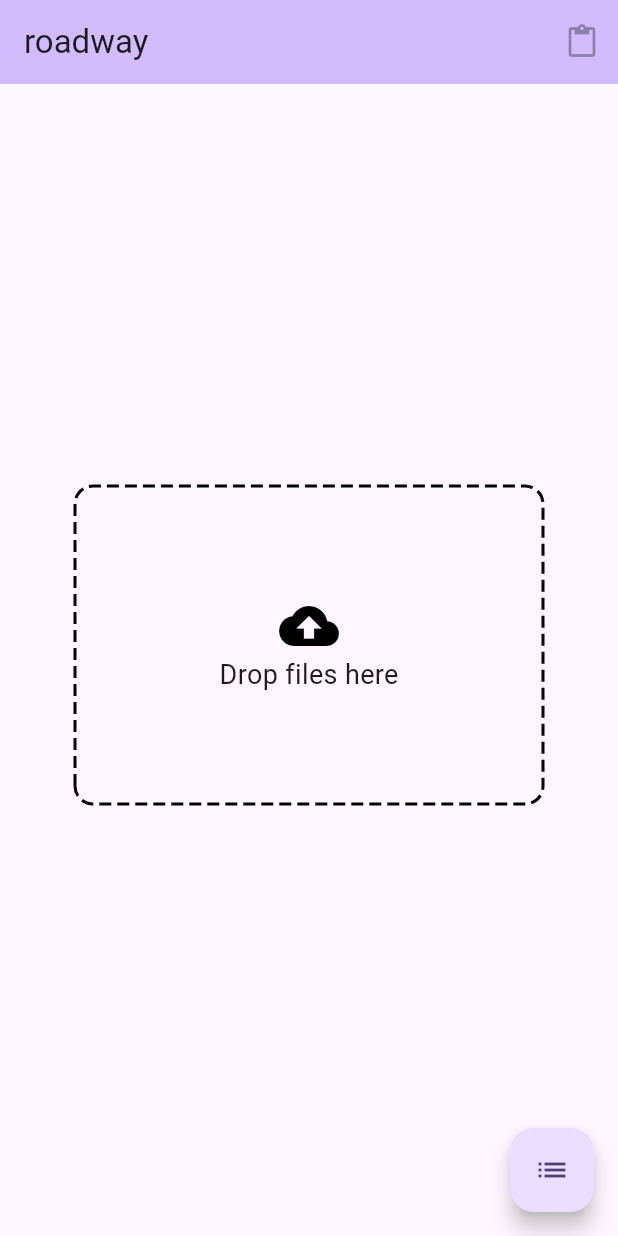
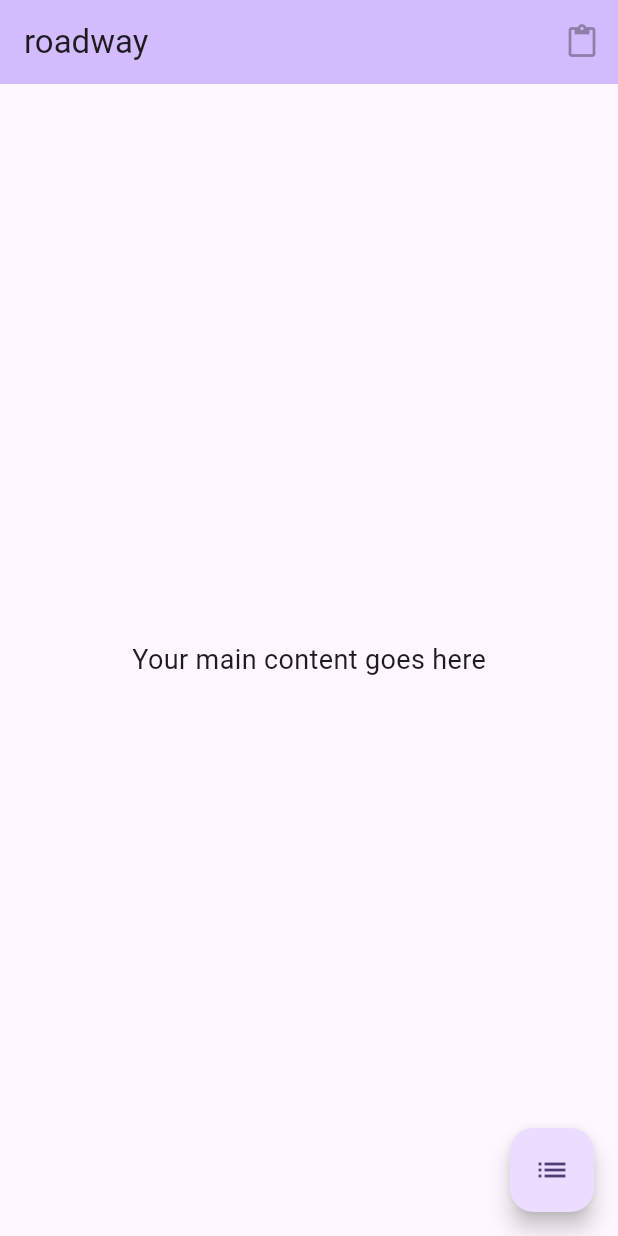
Before and after one commit to cgdougm/roadway, a Flutter app: the screen it shows after launch, on a phone screen of 412 x 824 dp. Run offline on Flutter 3.47's test engine with Material 3 defaults, Android fonts, the phone set to English and light mode, and no system bars; drawn by our look-alikes of dotted_border; our stand-ins replace cross_file, sqflite, sqflite_common_ffi; missing offline and left inert: desktop_drop, pasteboard; accounts and stored records are empty.

Commit message:
Entire app is drop zone. Snack bar gives indication. No main content yet.

```diff
--- a/lib/main.dart
+++ b/lib/main.dart
@@ -1,7 +1,6 @@
 import 'package:flutter/material.dart';
 import 'package:desktop_drop/desktop_drop.dart';
 import 'package:provider/provider.dart';
-import 'package:dotted_border/dotted_border.dart';
 import 'app_state.dart';
 import 'db_helper.dart';
 import 'package:path/path.dart' as path;
@@ -47,7 +46,6 @@ class MyHomePage extends StatefulWidget {
 
 class _MyHomePageState extends State<MyHomePage> {
   bool _dragging = false;
-  List<String> _droppedFilePaths = [];
   bool _clipboardHasContent = false;
 
   @override
@@ -93,10 +91,6 @@ class _MyHomePageState extends State<MyHomePage> {
       }
     }
 
-    setState(() {
-      _droppedFilePaths = filePaths;
-    });
-
     if (newFiles.isNotEmpty || existingFiles.isNotEmpty) {
       _showDroppedFilesDialog(newFiles, existingFiles);
     }
@@ -134,9 +128,6 @@ class _MyHomePageState extends State<MyHomePage> {
                 child: Text('Cancel'),
                 onPressed: () {
                   Navigator.of(context).pop();
-                  setState(() {
-                    _droppedFilePaths = [];
-                  });
                   _showSnackBar('Operation cancelled. No files were added.');
                 },
               ),
@@ -152,9 +143,6 @@ class _MyHomePageState extends State<MyHomePage> {
                 child: Text('Close'),
                 onPressed: () {
                   Navigator.of(context).pop();
-                  setState(() {
-                    _droppedFilePaths = [];
-                  });
                   _showSnackBar(
                       'All files already exist in the database. No changes made.');
                 },
@@ -292,6 +280,16 @@ class _MyHomePageState extends State<MyHomePage> {
     _checkClipboard();
   }
 
+  void _showDraggingSnackBar() {
+    ScaffoldMessenger.of(context).showSnackBar(
+      SnackBar(
+        content: Text('Drop file(s) to ingest'),
+        duration: Duration(days: 1), // Long duration, we'll dismiss it manually
+        backgroundColor: Colors.blue,
+      ),
+    );
+  }
+
   @override
   Widget build(BuildContext context) {
     return Scaffold(
@@ -310,52 +308,28 @@ class _MyHomePageState extends State<MyHomePage> {
       ),
       body: DropTarget(
         onDragDone: (detail) {
+          ScaffoldMessenger.of(context).hideCurrentSnackBar();
           _handleFileDrop(detail.files.map((xFile) => xFile.path).toList());
         },
         onDragEntered: (detail) {
           setState(() {
             _dragging = true;
           });
+          _showDraggingSnackBar();
         },
         onDragExited: (detail) {
           setState(() {
             _dragging = false;
           });
+          ScaffoldMessenger.of(context).hideCurrentSnackBar();
         },
-        child: Center(
-          child: Column(
-            mainAxisAlignment: MainAxisAlignment.center,
-            children: [
-              DottedBorder(
-                borderType: BorderType.RRect,
-                radius: Radius.circular(12),
-                padding: EdgeInsets.all(6),
-                color: _dragging ? Colors.blue : Colors.black,
-                strokeWidth: 2,
-                dashPattern: [8, 4],
-                child: Container(
-                  height: 200,
-                  width: 300,
-                  child: Column(
-                    mainAxisAlignment: MainAxisAlignment.center,
-                    children: <Widget>[
-                      Icon(
-                        Icons.cloud_upload,
-                        size: 40,
-                        color: _dragging ? Colors.blue : Colors.black,
-                      ),
-                      Text(
-                        _droppedFilePaths.isEmpty
-                            ? 'Drop files here'
-                            : '${_droppedFilePaths.length} file(s) dropped',
-                        style: TextStyle(fontSize: 18),
-                      ),
-                    ],
-                  ),
-                ),
-              ),
-              SizedBox(height: 20),
-            ],
+        child: Container(
+          color: _dragging ? Colors.blue.withOpacity(0.1) : Colors.transparent,
+          child: Center(
+            child: Text(
+              'Your main content goes here',
+              style: TextStyle(fontSize: 18),
+            ),
           ),
         ),
       ),
```
